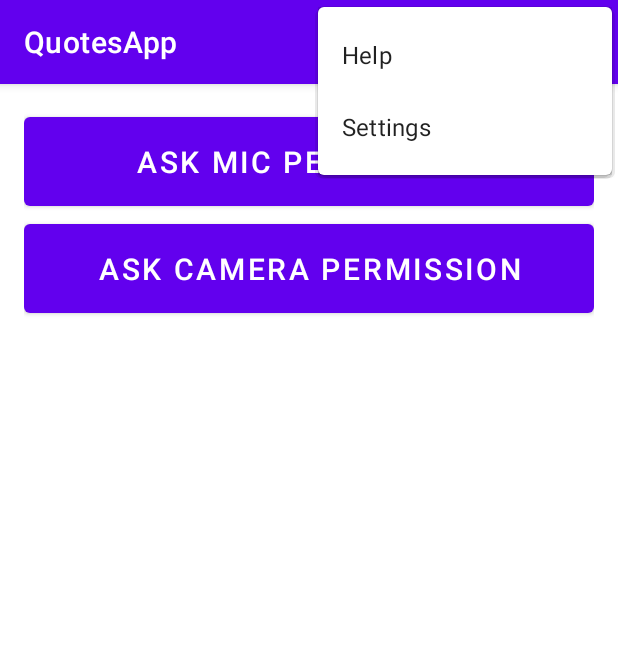
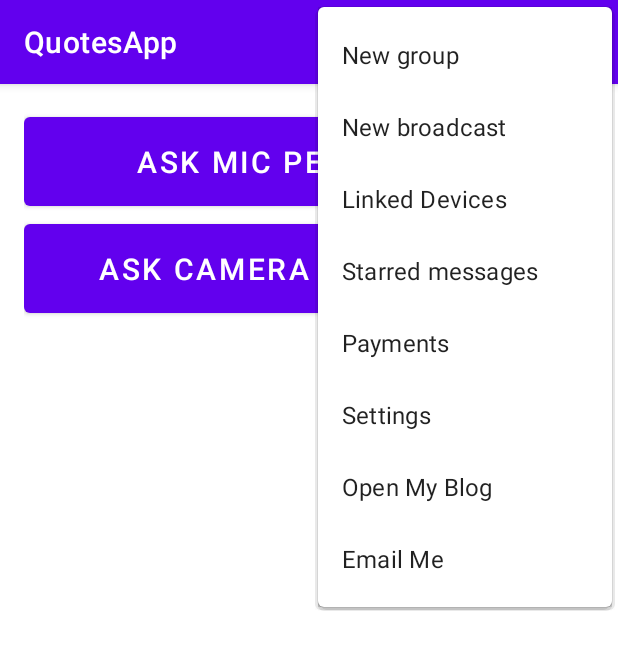
Before and after one commit to JatinSinghroha/QuotesApp, an Android app: the screen it shows after launch (AskPermissionsActivity), with the options menu open, on a phone screen of 412 x 824 dp. Shown: the top 650 px of the screen. Run offline under Robolectric (Android 15) with nearby library versions, the phone set to English and light mode, and no system bars; libraries missing offline, so code that uses them is left out: es.dmoral.toasty.

Commit message:
Contact implemented

```diff
--- /dev/null
+++ b/app/src/main/res/drawable/ic_baseline_contacts_24.xml
@@ -0,0 +1,10 @@
+<vector xmlns:android="http://schemas.android.com/apk/res/android"
+    android:width="24dp"
+    android:height="24dp"
+    android:viewportWidth="24"
+    android:viewportHeight="24"
+    android:tint="?attr/colorControlNormal">
+  <path
+      android:fillColor="@android:color/white"
+      android:pathData="M20,0L4,0v2h16L20,0zM4,24h16v-2L4,22v2zM20,4L4,4c-1.1,0 -2,0.9 -2,2v12c0,1.1 0.9,2 2,2h16c1.1,0 2,-0.9 2,-2L22,6c0,-1.1 -0.9,-2 -2,-2zM12,6.75c1.24,0 2.25,1.01 2.25,2.25s-1.01,2.25 -2.25,2.25S9.75,10.24 9.75,9 10.76,6.75 12,6.75zM17,17L7,17v-1.5c0,-1.67 3.33,-2.5 5,-2.5s5,0.83 5,2.5L17,17z"/>
+</vector>
--- a/app/src/main/res/menu/home_menu.xml
+++ b/app/src/main/res/menu/home_menu.xml
@@ -7,10 +7,33 @@
         android:icon="@drawable/ic_baseline_search_24"
         app:showAsAction="always"/>
 
-    <item android:id="@+id/help_item"
-        android:title="Help"/>
+    <item android:id="@+id/contact_item"
+        android:title="Save My Contact"
+        android:icon="@drawable/ic_baseline_contacts_24"
+        app:showAsAction="always"/>
+
+    <item android:id="@+id/new_group_item"
+        android:title="New group"/>
+
+    <item android:id="@+id/new_broadcast_item"
+        android:title="New broadcast"/>
+
+    <item android:id="@+id/linked_device_item"
+        android:title="Linked Devices"/>
+
+    <item android:id="@+id/starred_messages_item"
+        android:title="Starred messages"/>
+
+    <item android:id="@+id/payments_item"
+        android:title="Payments"/>
 
     <item android:id="@+id/settings_item"
         android:title="Settings"/>
 
+    <item android:id="@+id/open_website_item"
+        android:title="Open My Blog"/>
+
+    <item android:id="@+id/email_me_item"
+        android:title="Email Me"/>
+
 </menu>
```
Also changed, not shown: app/src/main/java/com/jatinsinghroha/quotesapp/AskPermissionsActivity.java (+50 -2 lines).
